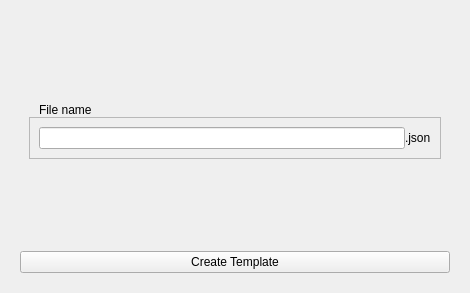
Before: the Qt Designer form app/design/create_template_window.ui in KrazyManJ/templatoron, drawn with Qt 5.
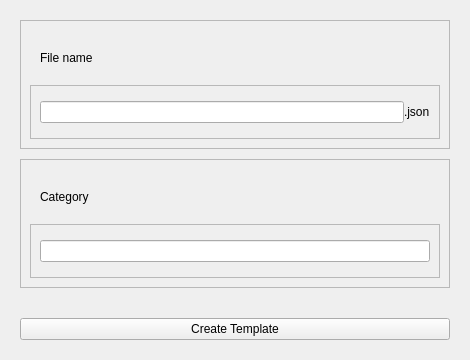
After: the same form once the commit is applied.

Commit message: Updated design, added set icon feature in edit window

What changed in the file:
```diff
--- a/app/design/create_template_window.ui
+++ b/app/design/create_template_window.ui
@@ -7,7 +7,7 @@
     <x>0</x>
     <y>0</y>
     <width>470</width>
-    <height>293</height>
+    <height>360</height>
    </rect>
   </property>
   <property name="windowTitle">
@@ -69,21 +69,32 @@
     <widget class="QWidget" name="widget" native="true">
      <layout class="QVBoxLayout" name="verticalLayout_2">
       <property name="spacing">
+       <number>10</number>
+      </property>
+      <property name="leftMargin">
        <number>0</number>
       </property>
+      <property name="topMargin">
+       <number>0</number>
+      </property>
+      <property name="rightMargin">
+       <number>0</number>
+      </property>
+      <property name="bottomMargin">
+       <number>20</number>
+      </property>
       <item>
-       <spacer name="verticalSpacer_2">
-        <property name="orientation">
-         <enum>Qt::Vertical</enum>
+       <widget class="QFrame" name="NameFrame">
+        <property name="frameShape">
+         <enum>QFrame::StyledPanel</enum>
         </property>
-        <property name="sizeHint" stdset="0">
-         <size>
-          <width>20</width>
-          <height>40</height>
-         </size>
+        <property name="frameShadow">
+         <enum>QFrame::Raised</enum>
         </property>
-       </spacer>
-      </item>
+        <layout class="QVBoxLayout" name="verticalLayout_3">
+         <property name="spacing">
+          <number>0</number>
+         </property>
       <item>
        <widget class="QLabel" name="NameInputLabel">
         <property name="sizePolicy">
@@ -128,18 +139,48 @@
         </layout>
        </widget>
       </item>
+        </layout>
+       </widget>
+      </item>
       <item>
-       <spacer name="verticalSpacer">
-        <property name="orientation">
-         <enum>Qt::Vertical</enum>
+       <widget class="QFrame" name="CategoryFrame">
+        <property name="frameShape">
+         <enum>QFrame::StyledPanel</enum>
         </property>
-        <property name="sizeHint" stdset="0">
-         <size>
-          <width>20</width>
-          <height>40</height>
-         </size>
+        <property name="frameShadow">
+         <enum>QFrame::Raised</enum>
         </property>
-       </spacer>
+        <layout class="QVBoxLayout" name="verticalLayout_4">
+         <property name="spacing">
+          <number>0</number>
+         </property>
+         <item>
+          <widget class="QLabel" name="CategoryInputLabel">
+           <property name="text">
+            <string>Category</string>
+           </property>
+           <property name="indent">
+            <number>10</number>
+           </property>
+          </widget>
+         </item>
+         <item>
+          <widget class="QFrame" name="CategoryInputFrame">
+           <property name="frameShape">
+            <enum>QFrame::StyledPanel</enum>
+           </property>
+           <property name="frameShadow">
+            <enum>QFrame::Raised</enum>
+           </property>
+           <layout class="QHBoxLayout" name="horizontalLayout">
+            <item>
+             <widget class="QLineEdit" name="CategoryInput"/>
+            </item>
+           </layout>
+          </widget>
+         </item>
+        </layout>
+       </widget>
       </item>
      </layout>
     </widget>
```
Left out of the diff: 6 changed lines with no effect on the pictures. Lines whose indentation alone changed are shown as unchanged. The commit also changes 7 other files.
